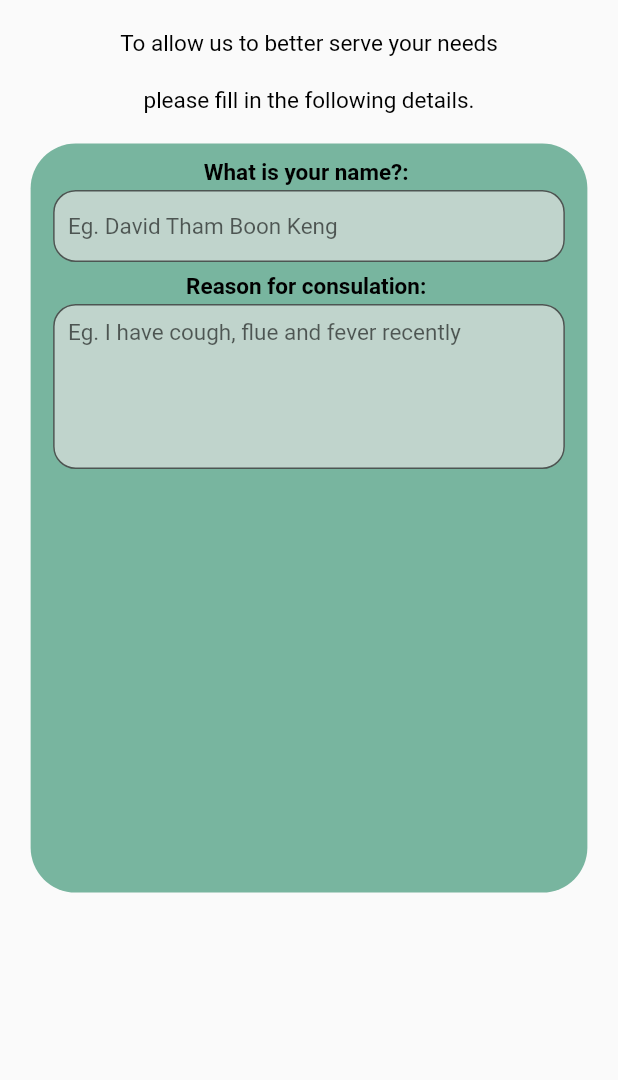
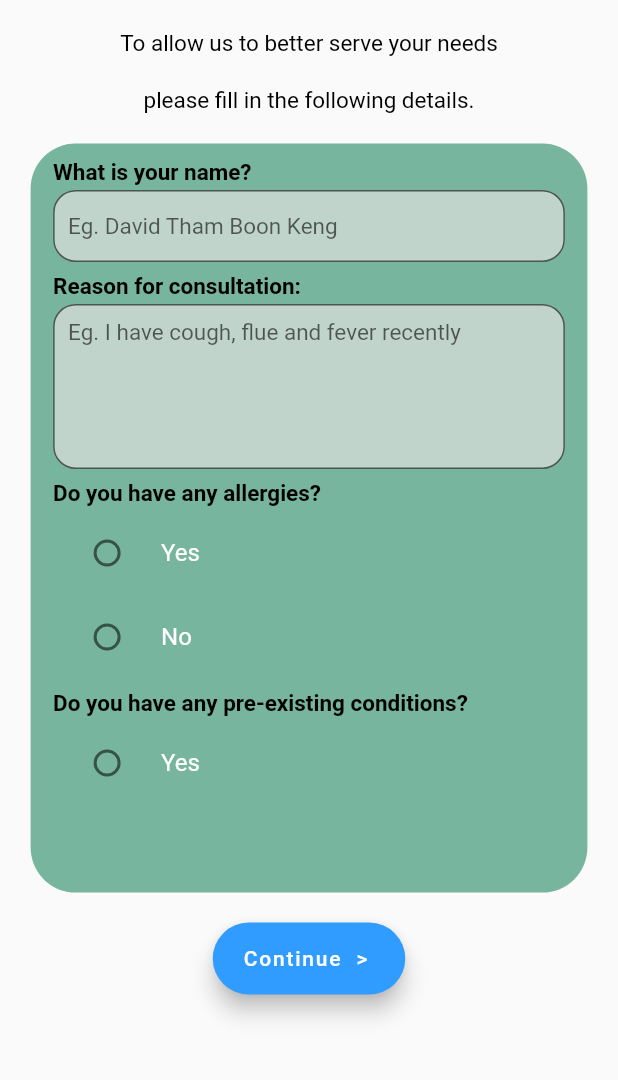
Before and after one commit to LimJunquanRyan/MedGrab, a Flutter app: the consultationPage screen opened directly, on a phone screen of 412 x 824 dp, the part 146-1226 px from its top. Run offline on Flutter 3.47's test engine with Material 2 defaults, Android fonts, the phone set to English and light mode, and no system bars.

Commit message:
Improved on consultation form. Feature left to implement: 1)Radio Buttons for Allergies and pre-existing conditions 2)Prompt for kind of allergies. 3)Google map (Required more technical:api) 4)List of nearby clicnic (Required more technical:api)

```diff
--- a/lib/pages/consultationPage.dart
+++ b/lib/pages/consultationPage.dart
@@ -62,9 +62,11 @@ class consultationPage extends StatelessWidget {
                   ),
                 ),
                 child: Column(
+                  crossAxisAlignment: CrossAxisAlignment.start,
                   children: [
-                    Text(
-                      'What is your name?: ',
+                    //Name
+                    const Text(
+                      'What is your name? ',
                       style: TextStyle(
                         fontSize: 15,
                         fontWeight: FontWeight.bold,
@@ -100,9 +102,10 @@ class consultationPage extends StatelessWidget {
                         }
                       },
                     ),
-                    SizedBox(height: 7,),
+                    const SizedBox(height: 7,),
+                    //Reason for consultation
                     const Text(
-                      'Reason for consulation: ',
+                      'Reason for consultation: ',
                       textAlign: TextAlign.left,
                       style: TextStyle(
                         fontSize: 15,
@@ -140,8 +143,72 @@ class consultationPage extends StatelessWidget {
                         }
                       },
                     ),
+                    const SizedBox(height: 7,),
+                    //Have allergies or not
+                    const Text(
+                      'Do you have any allergies? ',
+                      textAlign: TextAlign.left,
+                      style: TextStyle(
+                        fontSize: 15,
+                        fontWeight: FontWeight.bold,
+                        color: Colors.black,
+                      ),
+                    ),
+                    const SizedBox(height: 3,),
+                    RadioListTile(
+                        title: const Text('Yes'),
+                        value: true,
+                        groupValue: bool,
+                        onChanged: (value){
+                          // setState((){
+                          //   //gender = value.toString();
+                          // });
+                        },
+                    ),
+                    RadioListTile(
+                      title: const Text('No'),
+                      value: true,
+                      groupValue: bool,
+                      onChanged: (value){
+                        // setState((){
+                        //   gender = value.toString();
+                        // });
+                      },
+                    ),
+                    const SizedBox(height: 7,),
+                    //Have allergies or not
+                    const Text(
+                      'Do you have any pre-existing conditions? ',
+                      textAlign: TextAlign.left,
+                      style: TextStyle(
+                        fontSize: 15,
+                        fontWeight: FontWeight.bold,
+                        color: Colors.black,
+                      ),
+                    ),
+                    const SizedBox(height: 3,),
+                    RadioListTile(
+                      title: const Text('Yes'),
+                      value: true,
+                      groupValue: bool,
+                      onChanged: (value){
+                        // setState((){
+                        //   //gender = value.toString();
+                        // });
+                      },
+                    ),
                   ],
                 ),
+              ),
+              const SizedBox(height: 20,),
+              FloatingActionButton.extended(
+                backgroundColor: Color.fromRGBO(48, 156, 255, 1.0),
+                foregroundColor: Colors.white,
+                onPressed:(){
+                    //Do actions
+                },
+                label: const Text('Continue  > '),
+
               ),
             ],
           ),
```
